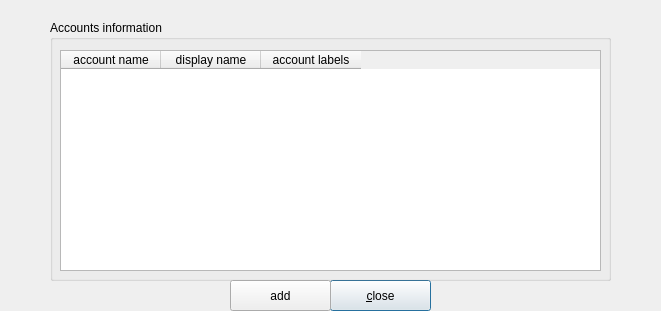
Old version of the form src/walletmanager.ui in the repository mhogomchungu/qCheckGMail.
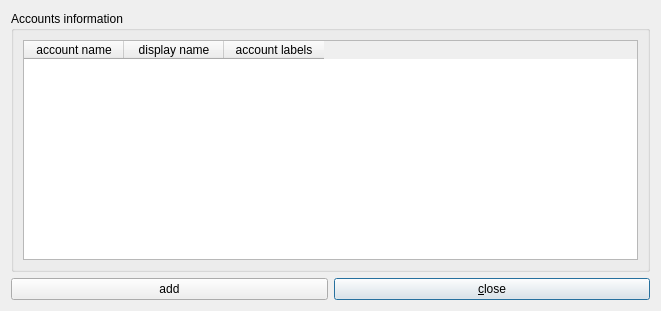
New version of the form.

Commit message: make GUI windows stretchable

Patch:
```diff
--- a/src/walletmanager.ui
+++ b/src/walletmanager.ui
@@ -16,43 +16,15 @@
   <property name="windowTitle">
    <string>account configuration window</string>
   </property>
-  <widget class="QPushButton" name="pushButtonClose">
-   <property name="geometry">
-    <rect>
-     <x>330</x>
-     <y>280</y>
-     <width>101</width>
-     <height>31</height>
-    </rect>
-   </property>
-   <property name="text">
-    <string>&amp;close</string>
-   </property>
-   <property name="default">
-    <bool>true</bool>
-   </property>
-  </widget>
+  <layout class="QGridLayout" name="gridLayout">
+   <item row="0" column="0" colspan="2">
   <widget class="QGroupBox" name="groupBox">
-   <property name="geometry">
-    <rect>
-     <x>50</x>
-     <y>20</y>
-     <width>561</width>
-     <height>261</height>
-    </rect>
-   </property>
    <property name="title">
     <string>Accounts information</string>
    </property>
+     <layout class="QGridLayout" name="gridLayout_2">
+      <item row="0" column="0">
    <widget class="QTableWidget" name="tableWidget">
-    <property name="geometry">
-     <rect>
-      <x>10</x>
-      <y>30</y>
-      <width>541</width>
-      <height>221</height>
-     </rect>
-    </property>
     <property name="editTriggers">
      <set>QAbstractItemView::EditKeyPressed</set>
     </property>
@@ -87,20 +59,28 @@
      </property>
     </column>
    </widget>
-  </widget>
+      </item>
+     </layout>
+    </widget>
+   </item>
+   <item row="1" column="0">
   <widget class="QPushButton" name="pushButtonAccountAdd">
-   <property name="geometry">
-    <rect>
-     <x>230</x>
-     <y>280</y>
-     <width>101</width>
-     <height>31</height>
-    </rect>
-   </property>
    <property name="text">
     <string>add</string>
    </property>
   </widget>
+   </item>
+   <item row="1" column="1">
+    <widget class="QPushButton" name="pushButtonClose">
+     <property name="text">
+      <string>&amp;close</string>
+     </property>
+     <property name="default">
+      <bool>true</bool>
+     </property>
+    </widget>
+   </item>
+  </layout>
  </widget>
  <tabstops>
   <tabstop>tableWidget</tabstop>
```
Lines whose indentation alone changed are shown as unchanged. The commit also changes 6 other files.
